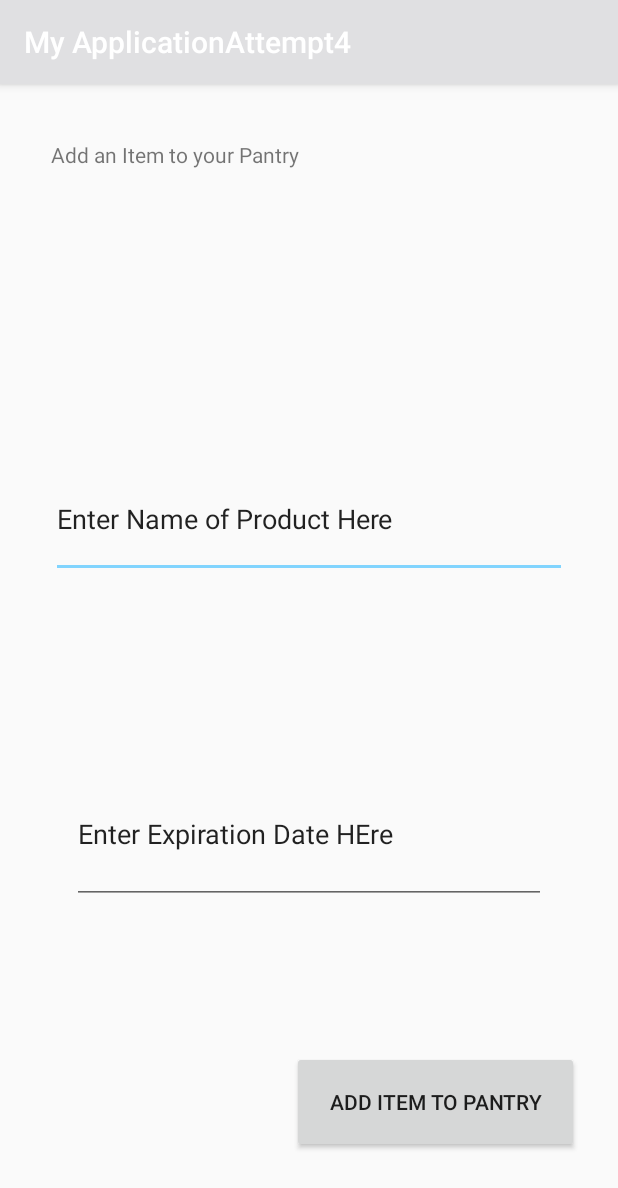
After one commit to KasiKarra/cs301R, an Android app: the AddItemPage screen opened directly, with no data from a screen before it, on a phone screen of 412 x 824 dp. The commit adds this screen. Shown: the top 1188 px of the screen. Run offline under Robolectric (Android 15) with nearby library versions, the phone set to English and light mode, and no system bars.

Commit message:
10-10-2017 a
login mostly finished.  AddItem Page added.

```diff
--- a/app/src/main/AndroidManifest.xml
+++ b/app/src/main/AndroidManifest.xml
@@ -22,7 +22,8 @@
         <activity
             android:name=".dataPage"
             android:label="@string/title_activity_data_page"
-            android:theme="@style/AppTheme.NoActionBar"></activity>
+            android:theme="@style/AppTheme.NoActionBar" />
+        <activity android:name=".AddItemPage"></activity>
     </application>
 
 </manifest>
--- /dev/null
+++ b/app/src/main/java/cs301rclass/myapplicationattempt4/AddItemPage.java
@@ -0,0 +1,13 @@
+package cs301rclass.myapplicationattempt4;
+
+import android.support.v7.app.AppCompatActivity;
+import android.os.Bundle;
+
+public class AddItemPage extends AppCompatActivity {
+
+    @Override
+    protected void onCreate(Bundle savedInstanceState) {
+        super.onCreate(savedInstanceState);
+        setContentView(R.layout.activity_add_item_page);
+    }
+}
--- /dev/null
+++ b/app/src/main/res/layout/activity_add_item_page.xml
@@ -0,0 +1,79 @@
+<?xml version="1.0" encoding="utf-8"?>
+<android.support.constraint.ConstraintLayout xmlns:android="http://schemas.android.com/apk/res/android"
+    xmlns:app="http://schemas.android.com/apk/res-auto"
+    xmlns:tools="http://schemas.android.com/tools"
+    android:layout_width="match_parent"
+    android:layout_height="match_parent"
+    tools:context="cs301rclass.myapplicationattempt4.AddItemPage">
+
+    <TextView
+        android:id="@+id/Title"
+        android:layout_width="0dp"
+        android:layout_height="68dp"
+        android:text="Add an Item to your Pantry"
+        tools:layout_constraintTop_creator="1"
+        tools:layout_constraintRight_creator="1"
+        android:layout_marginStart="34dp"
+        android:layout_marginEnd="34dp"
+        app:layout_constraintRight_toRightOf="parent"
+        android:layout_marginTop="37dp"
+        tools:layout_constraintLeft_creator="1"
+        app:layout_constraintLeft_toLeftOf="parent"
+        app:layout_constraintTop_toTopOf="parent"
+        android:layout_marginLeft="34dp"
+        android:layout_marginRight="34dp" />
+
+    <EditText
+        android:id="@+id/ItemName"
+        android:layout_width="0dp"
+        android:layout_height="78dp"
+        android:ems="10"
+        android:inputType="text|textShortMessage"
+        android:text="Enter Name of Product Here"
+        tools:layout_constraintTop_creator="1"
+        tools:layout_constraintRight_creator="1"
+        tools:layout_constraintBottom_creator="1"
+        android:layout_marginStart="34dp"
+        app:layout_constraintBottom_toBottomOf="@+id/Date"
+        android:layout_marginEnd="34dp"
+        app:layout_constraintRight_toRightOf="parent"
+        android:layout_marginTop="131dp"
+        tools:layout_constraintLeft_creator="1"
+        android:layout_marginBottom="135dp"
+        app:layout_constraintLeft_toLeftOf="parent"
+        app:layout_constraintTop_toTopOf="@+id/Title"
+        android:layout_marginLeft="34dp"
+        android:layout_marginRight="34dp" />
+
+    <EditText
+        android:id="@+id/Date"
+        android:layout_width="0dp"
+        android:layout_height="93dp"
+        android:ems="10"
+        android:inputType="date"
+        android:text="Enter Expiration Date HEre"
+        tools:layout_constraintRight_creator="1"
+        tools:layout_constraintBottom_creator="1"
+        android:layout_marginStart="48dp"
+        app:layout_constraintBottom_toBottomOf="parent"
+        android:layout_marginEnd="48dp"
+        app:layout_constraintRight_toRightOf="parent"
+        tools:layout_constraintLeft_creator="1"
+        android:layout_marginBottom="221dp"
+        app:layout_constraintLeft_toLeftOf="parent"
+        android:layout_marginLeft="48dp"
+        android:layout_marginRight="48dp" />
+
+    <Button
+        android:id="@+id/SubmitButton"
+        android:layout_width="191dp"
+        android:layout_height="68dp"
+        android:text="Add ITem To Pantry"
+        tools:layout_constraintRight_creator="1"
+        tools:layout_constraintBottom_creator="1"
+        app:layout_constraintBottom_toBottomOf="parent"
+        android:layout_marginEnd="26dp"
+        app:layout_constraintRight_toRightOf="parent"
+        android:layout_marginBottom="55dp"
+        android:layout_marginRight="26dp" />
+</android.support.constraint.ConstraintLayout>
--- a/app/src/main/res/values/colors.xml
+++ b/app/src/main/res/values/colors.xml
@@ -1,6 +1,7 @@
 <?xml version="1.0" encoding="utf-8"?>
 <resources>
-    <color name="colorPrimary">#3F51B5</color>
-    <color name="colorPrimaryDark">#303F9F</color>
-    <color name="colorAccent">#FF4081</color>
+    <color name="colorPrimary">#e0e0e2</color>
+    <color name="colorPrimaryDark">#005050</color>
+    <color name="colorAccent">#81d4fe</color>
+    <color name="Black">#000000</color>
 </resources>
--- a/app/src/main/res/values/strings.xml
+++ b/app/src/main/res/values/strings.xml
@@ -2,4 +2,5 @@
     <string name="app_name">My ApplicationAttempt4</string>
     <string name="action_settings">Settings</string>
     <string name="title_activity_data_page">dataPage</string>
+    <string name="Menu_First_Item">Add Item</string>
 </resources>
```
Also changed, not shown: app/src/main/java/cs301rclass/myapplicationattempt4/Login.java (+12 -26 lines), app/src/main/java/cs301rclass/myapplicationattempt4/dataPage.java (+30 -10 lines), app/src/main/res/layout/activity_login.xml (+0 -22 lines), app/src/main/res/layout/content_login.xml (+78 -30 lines), app/src/main/res/menu/menu_general.xml (added, +15 -0 lines), app/src/main/res/drawable/FridgeAppBackground.jpg (added), 24 other files.
